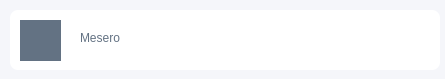
Above: appetizer-core/roles.ui from AngelGenis/Appetizer before the change. Below: the same form after it.
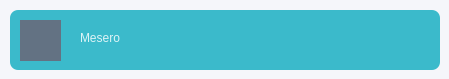
That is the form after the change. Icons and pictures are not drawn.

Patch:
```diff
--- a/appetizer-core/roles.ui
+++ b/appetizer-core/roles.ui
@@ -6,7 +6,7 @@
    <rect>
     <x>0</x>
     <y>0</y>
-    <width>445</width>
+    <width>449</width>
     <height>79</height>
    </rect>
   </property>
@@ -75,9 +75,46 @@
     <string/>
    </property>
   </widget>
+  <widget class="QLabel" name="label_selected">
+   <property name="geometry">
+    <rect>
+     <x>10</x>
+     <y>10</y>
+     <width>430</width>
+     <height>60</height>
+    </rect>
+   </property>
+   <property name="styleSheet">
+    <string notr="true">border: 0px;
+border-radius: 8px;
+background:#3BBACB;</string>
+   </property>
+   <property name="text">
+    <string/>
+   </property>
+  </widget>
+  <widget class="QLabel" name="nombre_selected">
+   <property name="geometry">
+    <rect>
+     <x>80</x>
+     <y>30</y>
+     <width>289</width>
+     <height>16</height>
+    </rect>
+   </property>
+   <property name="styleSheet">
+    <string notr="true">color: rgba(255, 255, 255, 0.83);
+background: none;</string>
+   </property>
+   <property name="text">
+    <string>Mesero</string>
+   </property>
+  </widget>
   <zorder>label</zorder>
-  <zorder>foto</zorder>
   <zorder>nombre</zorder>
+  <zorder>label_selected</zorder>
+  <zorder>nombre_selected</zorder>
+  <zorder>foto</zorder>
  </widget>
  <resources>
   <include location="Resources.qrc"/>
```
